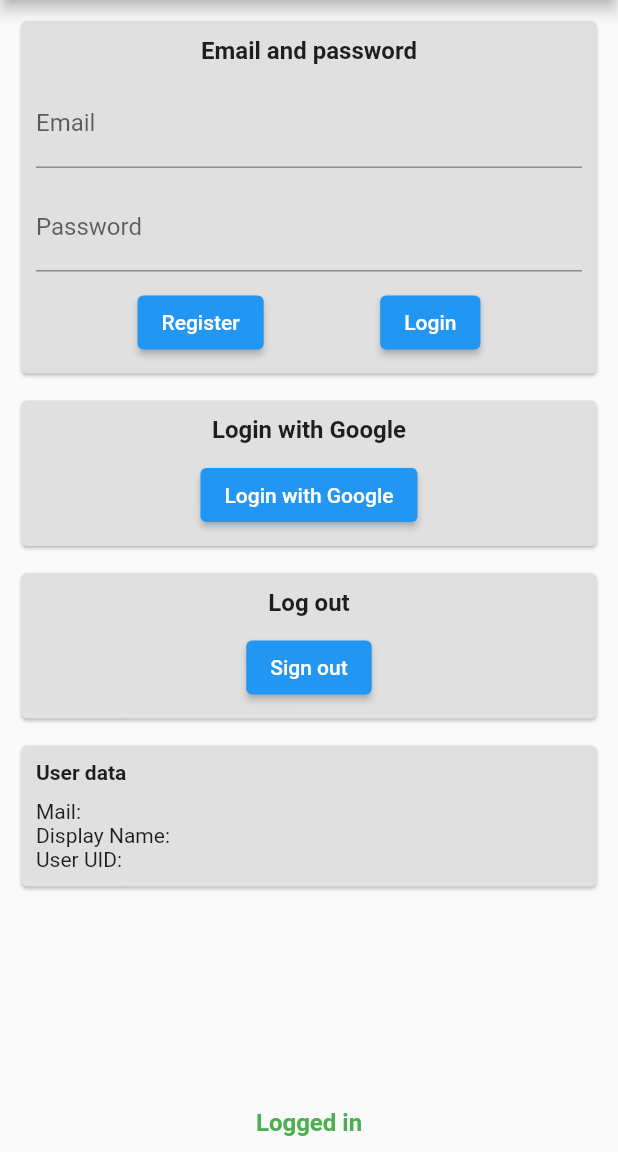
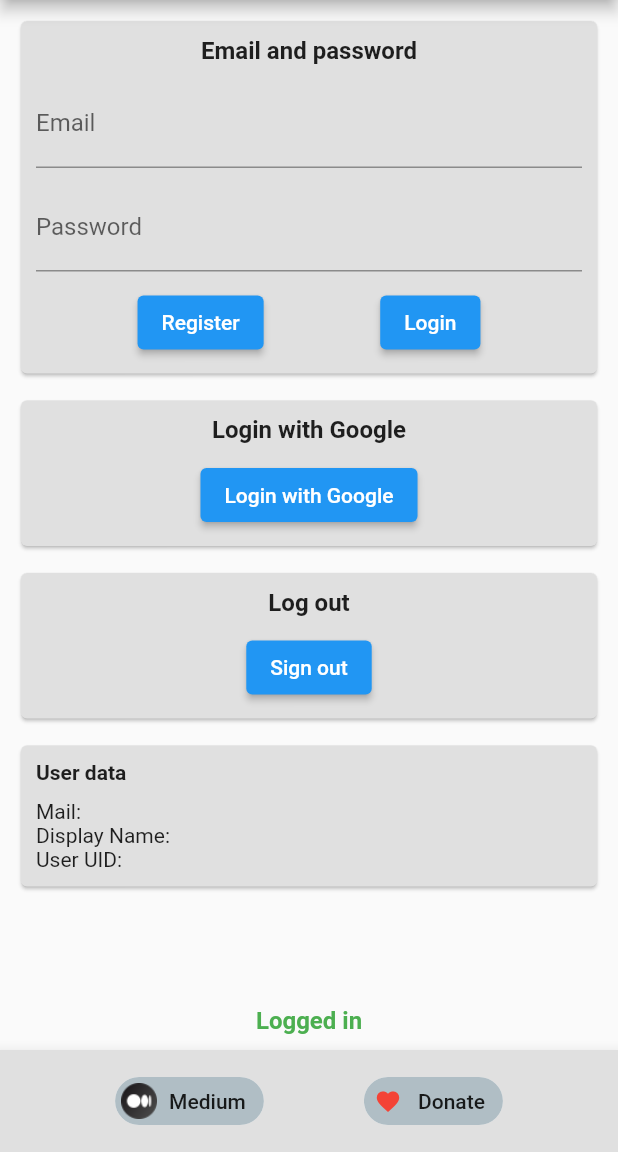
Before and after one commit to xeladu/flutter_firebase, a Flutter app: the screen it shows after launch, after a tap on "Authentication", on a phone screen of 412 x 824 dp, the part 84-1236 px from its top. Run offline on Flutter 3.47's test engine with Material 2 defaults, Android fonts, the phone set to English and light mode, and no system bars; our stand-ins replace cloud_firestore, cloud_functions, dio, firebase_auth, firebase_core; accounts and stored records are empty; generated files the repository leaves out were written again; network calls fail.

Commit message:
Add cloud functions example

```diff
--- a/lib/main.dart
+++ b/lib/main.dart
@@ -2,6 +2,8 @@ import 'package:firebase_core/firebase_core.dart';
 import 'package:flutter/material.dart';
 import 'package:flutter_firebase/pages/auth_page.dart';
 import 'package:flutter_firebase/pages/firestore_page.dart';
+import 'package:flutter_firebase/pages/functions_page.dart';
+import 'package:flutter_firebase/widgets/custom_bottom_app_bar.dart';
 
 import 'firebase_options.dart';
 
@@ -37,16 +39,17 @@ class _State extends State<HomePage> {
   Widget build(BuildContext context) {
     return Scaffold(
         appBar: AppBar(title: const Center(child: Text("Firebase Demo"))),
+        bottomNavigationBar: const CustomBottomAppBar(),
         body: Center(
-            child: Column(children: [
+            child: ListView(children: [
           Padding(
             padding: const EdgeInsets.all(10.0),
             child: Card(
                 color: Colors.grey.shade300,
                 child: Image.asset("res/firebase_compendium_logo.png")),
           ),
-          SizedBox(
-              width: 200,
+          Padding(
+              padding: const EdgeInsets.symmetric(horizontal: 12),
               child: ElevatedButton(
                   onPressed: () {
                     Navigator.of(context).push(MaterialPageRoute(
@@ -54,14 +57,23 @@ class _State extends State<HomePage> {
                   },
                   child: const Text("Authentication"))),
           Container(height: 10),
-          SizedBox(
-              width: 200,
+          Padding(
+              padding: const EdgeInsets.symmetric(horizontal: 12),
               child: ElevatedButton(
                   onPressed: () {
                     Navigator.of(context).push(MaterialPageRoute(
                         builder: (context) => const FirestorePage()));
                   },
                   child: const Text("Cloud Firestore"))),
+          Container(height: 10),
+          Padding(
+              padding: const EdgeInsets.symmetric(horizontal: 12),
+              child: ElevatedButton(
+                  onPressed: () {
+                    Navigator.of(context).push(MaterialPageRoute(
+                        builder: (context) => const FunctionsPage()));
+                  },
+                  child: const Text("Cloud Functions"))),
         ])));
   }
 }
--- a/lib/pages/auth_page.dart
+++ b/lib/pages/auth_page.dart
@@ -1,15 +1,16 @@
 import 'package:firebase_auth/firebase_auth.dart';
 import 'package:flutter/material.dart';
 import 'package:flutter_firebase/firebase/auth.dart';
+import 'package:flutter_firebase/widgets/custom_bottom_app_bar.dart';
 
 class AuthPage extends StatefulWidget {
   const AuthPage({Key? key}) : super(key: key);
 
   @override
-  State<AuthPage> createState() => _AuthPageState();
+  State<AuthPage> createState() => _State();
 }
 
-class _AuthPageState extends State<AuthPage> {
+class _State extends State<AuthPage> {
   String _pwd = "";
   String _mail = "";
   User? _user;
@@ -29,6 +30,10 @@ class _AuthPageState extends State<AuthPage> {
   Widget build(BuildContext context) {
     return Scaffold(
       appBar: AppBar(title: const Center(child: Text("Firebase Auth"))),
+      bottomNavigationBar: const CustomBottomAppBar(
+          showGitHubLink: false,
+          customMediumLink:
+              "https://levelup.gitconnected.com/how-to-use-firebase-authentication-with-your-flutter-app-4603c1b78156?sk=b0a7caf1e0316507e6e56af63c77cd49"),
       body: Padding(
           padding: const EdgeInsets.all(10.0),
           child: Stack(children: [
--- /dev/null
+++ b/lib/widgets/custom_bottom_app_bar.dart
@@ -0,0 +1,64 @@
+import 'package:flutter/material.dart';
+import 'package:url_launcher/url_launcher.dart';
+
+class CustomBottomAppBar extends StatelessWidget {
+  final bool showMediumLink;
+  final bool showDonationLink;
+  final bool showGitHubLink;
+  final String? customMediumLink;
+
+  const CustomBottomAppBar(
+      {Key? key,
+      this.showMediumLink = true,
+      this.showDonationLink = true,
+      this.showGitHubLink = true,
+      this.customMediumLink})
+      : super(key: key);
+
+  @override
+  Widget build(BuildContext context) {
+    return BottomAppBar(
+        color: Colors.grey.shade300,
+        child: Padding(
+          padding: const EdgeInsets.all(10.0),
+          child: Row(
+            mainAxisAlignment: MainAxisAlignment.spaceEvenly,
+            children: [
+              if (showMediumLink)
+                ActionChip(
+                    backgroundColor: Colors.blueGrey.shade200,
+                    avatar: Image.asset("res/medium.png"),
+                    label: const Text("Medium"),
+                    onPressed: () async {
+                      await launchUrl(
+                          Uri.parse(
+                              customMediumLink ?? "https://medium.com/@xeladu"),
+                          mode: LaunchMode.externalApplication);
+                    }),
+              if (showDonationLink)
+                ActionChip(
+                    backgroundColor: Colors.blueGrey.shade200,
+                    avatar: const Icon(Icons.favorite, color: Colors.red),
+                    label: const Text("Donate"),
+                    onPressed: () async {
+                      await launchUrl(
+                          Uri.parse(
+                              "https://www.paypal.com/donate/?hosted_button_id=JPWK39GGPAAFQ"),
+                          mode: LaunchMode.externalApplication);
+                    }),
+              if (showGitHubLink)
+                ActionChip(
+                    backgroundColor: Colors.blueGrey.shade200,
+                    avatar: Image.asset("res/github.png"),
+                    label: const Text("GitHub"),
+                    onPressed: () async {
+                      await launchUrl(
+                          Uri.parse(
+                              "https://github.com/xeladu/flutter_firebase"),
+                          mode: LaunchMode.externalApplication);
+                    }),
+            ],
+          ),
+        ));
+  }
+}
--- a/pubspec.yaml
+++ b/pubspec.yaml
@@ -37,6 +37,9 @@ dependencies:
   firebase_core: ^1.17.0
   firebase_auth: ^3.3.18
   cloud_firestore: ^3.1.16
+  url_launcher: ^6.1.2
+  cloud_functions: ^3.2.16
+  dio: ^4.0.6
 
 dev_dependencies:
   flutter_test:
@@ -63,6 +66,8 @@ flutter:
   # To add assets to your application, add an assets section, like this:
   assets:
      - res/firebase_compendium_logo.png
+     - res/github.png
+     - res/medium.png
 
   # An image asset can refer to one or more resolution-specific "variants", see
   # https://flutter.dev/assets-and-images/#resolution-aware.
```
Also changed, not shown: lib/pages/firestore_page.dart (+7 -0 lines), lib/pages/functions_page.dart (added, +126 -0 lines), package-lock.json (added), pubspec.lock, res/firebase_compendium_logo.png, res/github.png (added), res/medium.png (added), 7 other files.
